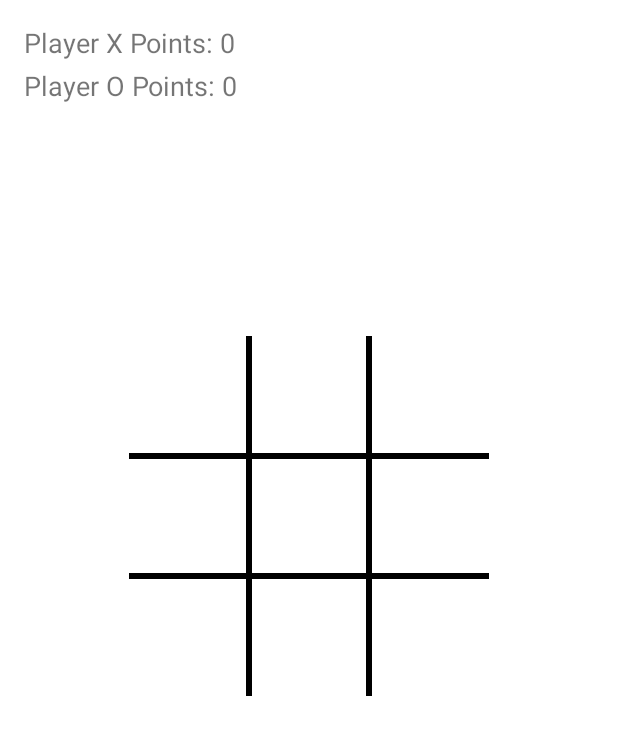
After one commit to k12ms26/3-Tabs, an Android app: the GameActivity screen opened directly, with no data from a screen before it, on a phone screen of 412 x 824 dp. The commit adds this screen. Shown: the top 735 px of the screen. Run offline under Robolectric (Android 15) with nearby library versions, the phone set to English and light mode, and no system bars.

Commit message:
Add TicTacToe

```diff
--- a/app/src/main/AndroidManifest.xml
+++ b/app/src/main/AndroidManifest.xml
@@ -12,7 +12,9 @@
         android:roundIcon="@mipmap/ic_launcher_round"
         android:supportsRtl="true"
         android:theme="@style/Color0">
-        <activity android:name=".SpamActivity"></activity>
+        <activity android:name=".game.GameActivity"></activity>
+        <activity android:name=".game.GameMainActivity" />
+        <activity android:name=".SpamActivity" />
         <activity android:name=".ThemeActivity" />
         <activity android:name=".LanguageActivity" />
         <activity android:name=".ViewPagerActivity" />
--- a/app/src/main/java/com/example/cs496_tabbed/SpamActivity.kt
+++ b/app/src/main/java/com/example/cs496_tabbed/SpamActivity.kt
@@ -31,5 +31,7 @@ class SpamActivity : AppCompatActivity() {
         }
 
         setContentView(R.layout.activity_spam)
+
+
     }
 }
--- /dev/null
+++ b/app/src/main/java/com/example/cs496_tabbed/game/GameActivity.kt
@@ -0,0 +1,147 @@
+package com.example.cs496_tabbed.game
+
+import android.icu.text.Transliterator
+import androidx.appcompat.app.AppCompatActivity
+import android.os.Bundle
+import android.view.View
+import android.widget.Button
+import android.widget.TextView
+import androidx.core.content.ContextCompat
+import com.example.cs496_tabbed.R
+
+class GameActivity : AppCompatActivity() {
+
+    private lateinit var gameManager: GameManager
+    private lateinit var one: TextView
+    private lateinit var two: TextView
+    private lateinit var three: TextView
+    private lateinit var four: TextView
+    private lateinit var five: TextView
+    private lateinit var six: TextView
+    private lateinit var seven: TextView
+    private lateinit var eight: TextView
+    private lateinit var nine: TextView
+    private lateinit var startNewGameButton: Button
+    private lateinit var player1Points: TextView
+    private lateinit var player2Points: TextView
+
+    override fun onCreate(savedInstanceState: Bundle?) {
+        super.onCreate(savedInstanceState)
+        setContentView(R.layout.activity_game)
+
+        gameManager = GameManager()
+
+        one = findViewById(R.id.one)
+        two = findViewById(R.id.two)
+        three = findViewById(R.id.three)
+        four = findViewById(R.id.four)
+        five = findViewById(R.id.five)
+        six = findViewById(R.id.six)
+        seven = findViewById(R.id.seven)
+        eight = findViewById(R.id.eight)
+        nine = findViewById(R.id.nine)
+        startNewGameButton = findViewById(R.id.start_new_game_button)
+        player1Points = findViewById(R.id.player_one_score)
+        player2Points = findViewById(R.id.player_two_score)
+
+        one.setOnClickListener { onBoxClicked(one, Position(0, 0)) }
+        two.setOnClickListener { onBoxClicked(two, Position(0, 1)) }
+        three.setOnClickListener { onBoxClicked(three, Position(0, 2)) }
+        four.setOnClickListener { onBoxClicked(four, Position(1, 0)) }
+        five.setOnClickListener { onBoxClicked(five, Position(1, 1)) }
+        six.setOnClickListener { onBoxClicked(six, Position(1, 2)) }
+        seven.setOnClickListener { onBoxClicked(seven, Position(2, 0)) }
+        eight.setOnClickListener { onBoxClicked(eight, Position(2, 1)) }
+        nine.setOnClickListener { onBoxClicked(nine, Position(2, 2)) }
+
+        startNewGameButton.setOnClickListener {
+            startNewGameButton.visibility = View.GONE
+            gameManager.reset()
+            resetboxes()
+        }
+
+        updatePoints()
+    }
+
+    private fun updatePoints() {
+        player1Points.text = "Player X Points: ${gameManager.player1Points}"
+        player2Points.text = "Player O Points: ${gameManager.player2Points}"
+    }
+
+
+    private fun resetboxes() {
+        one.text = ""
+        two.text = ""
+        three.text = ""
+        four.text = ""
+        five.text = ""
+        six.text = ""
+        seven.text = ""
+        eight.text = ""
+        nine.text = ""
+        one.background = null
+        two.background = null
+        three.background = null
+        four.background = null
+        five.background = null
+        six.background = null
+        seven.background = null
+        eight.background = null
+        nine.background = null
+        one.isEnabled = true
+        two.isEnabled = true
+        three.isEnabled = true
+        four.isEnabled = true
+        five.isEnabled = true
+        six.isEnabled = true
+        seven.isEnabled = true
+        eight.isEnabled = true
+        nine.isEnabled = true
+    }
+
+    private fun onBoxClicked(box: TextView, position: Position) {
+        if (box.text.isEmpty()) {
+            box.text = gameManager.currentPlayerMark
+            val winningLine = gameManager.makeMove(position)
+            if (winningLine != null) {
+                updatePoints()
+                disableBoxes()
+                startNewGameButton.visibility = View.VISIBLE
+                showWinner(winningLine)
+            }
+        }
+    }
+
+    private fun disableBoxes() {
+        one.isEnabled = false
+        two.isEnabled = false
+        three.isEnabled = false
+        four.isEnabled = false
+        five.isEnabled = false
+        six.isEnabled = false
+        seven.isEnabled = false
+        eight.isEnabled = false
+        nine.isEnabled = false
+    }
+
+    private fun showWinner(winningLine: WinningLine) {
+        val (winningBoxes, background) = when (winningLine) {
+            WinningLine.ROW_0 -> Pair(listOf(one, two, three), R.drawable.horizontal_line)
+            WinningLine.ROW_1 -> Pair(listOf(four, five, six), R.drawable.horizontal_line)
+            WinningLine.ROW_2 -> Pair(listOf(seven, eight, nine), R.drawable.horizontal_line)
+            WinningLine.COLUMN_0 -> Pair(listOf(one, four, seven), R.drawable.vertical_line)
+            WinningLine.COLUMN_1 -> Pair(listOf(two, five, eight), R.drawable.vertical_line)
+            WinningLine.COLUMN_2 -> Pair(listOf(three, six, nine), R.drawable.vertical_line)
+            WinningLine.DIAGONAL_LEFT -> Pair(listOf(one, five, nine),
+                R.drawable.left_diagonal_line
+            )
+            WinningLine.DIAGONAL_RIGHT -> Pair(listOf(three, five, seven),
+                R.drawable.right_diagonal_line
+            )
+        }
+
+        winningBoxes.forEach { box ->
+            box.background = ContextCompat.getDrawable(GameActivity@ this, background)
+        }
+    }
+}
--- /dev/null
+++ b/app/src/main/java/com/example/cs496_tabbed/game/Position.kt
@@ -0,0 +1,3 @@
+package com.example.cs496_tabbed.game
+
+data class Position(val row: Int, val column: Int)
--- /dev/null
+++ b/app/src/main/res/drawable/horizontal_line.xml
@@ -0,0 +1,8 @@
+<?xml version="1.0" encoding="utf-8"?>
+<shape android:shape="line"
+    xmlns:android="http://schemas.android.com/apk/res/android">
+
+    <solid android:color="@color/Color1_1"/>
+    <stroke android:width="4dp" android:color="@color/Color1_1"/>
+
+</shape>
--- /dev/null
+++ b/app/src/main/res/drawable/left_diagonal_line.xml
@@ -0,0 +1,13 @@
+<?xml version="1.0" encoding="utf-8"?>
+<rotate xmlns:android="http://schemas.android.com/apk/res/android"
+    android:fromDegrees="45"
+    android:toDegrees="45">
+
+    <shape android:shape="line">
+        <solid android:color="@color/Color1_1" />
+        <stroke
+            android:width="4dp"
+            android:color="@color/Color1_1" />
+    </shape>
+
+</rotate>
--- /dev/null
+++ b/app/src/main/res/drawable/right_diagonal_line.xml
@@ -0,0 +1,13 @@
+<?xml version="1.0" encoding="utf-8"?>
+<rotate xmlns:android="http://schemas.android.com/apk/res/android"
+    android:fromDegrees="135"
+    android:toDegrees="135">
+
+    <shape android:shape="line">
+        <solid android:color="@color/Color1_1" />
+        <stroke
+            android:width="4dp"
+            android:color="@color/Color1_1" />
+    </shape>
+
+</rotate>
--- /dev/null
+++ b/app/src/main/res/drawable/vertical_line.xml
@@ -0,0 +1,13 @@
+<?xml version="1.0" encoding="utf-8"?>
+<rotate xmlns:android="http://schemas.android.com/apk/res/android"
+    android:fromDegrees="90"
+    android:toDegrees="90">
+
+    <shape android:shape="line">
+        <solid android:color="@color/Color1_1" />
+        <stroke
+            android:width="4dp"
+            android:color="@color/Color1_1" />
+    </shape>
+
+</rotate>
--- /dev/null
+++ b/app/src/main/res/layout/activity_game.xml
@@ -0,0 +1,195 @@
+<?xml version="1.0" encoding="utf-8"?>
+<androidx.constraintlayout.widget.ConstraintLayout xmlns:android="http://schemas.android.com/apk/res/android"
+    xmlns:app="http://schemas.android.com/apk/res-auto"
+    xmlns:tools="http://schemas.android.com/tools"
+    android:layout_width="match_parent"
+    android:layout_height="match_parent"
+    android:padding="16dp"
+    tools:context=".game.GameActivity">
+
+    <TextView
+        android:id="@+id/player_one_score"
+        android:layout_width="wrap_content"
+        android:layout_height="wrap_content"
+        android:text="Player 1 Points:"
+        android:textSize="18dp"
+        app:layout_constraintStart_toStartOf="parent"
+        app:layout_constraintTop_toTopOf="parent" />
+
+    <TextView
+        android:id="@+id/player_two_score"
+        android:layout_width="wrap_content"
+        android:layout_height="wrap_content"
+        android:layout_marginTop="4dp"
+        android:text="Player 2 Points:"
+        android:textSize="18dp"
+        app:layout_constraintStart_toStartOf="parent"
+        app:layout_constraintTop_toBottomOf="@id/player_one_score" />
+
+    <View
+        android:id="@+id/view4"
+        android:layout_width="0dp"
+        android:layout_height="4dp"
+        android:background="#000000"
+        app:layout_constraintBottom_toTopOf="@+id/eight"
+        app:layout_constraintEnd_toEndOf="@+id/three"
+        app:layout_constraintStart_toStartOf="@+id/one"
+        app:layout_constraintTop_toTopOf="@+id/eight" />
+
+    <TextView
+        android:id="@+id/nine"
+        android:layout_width="80dp"
+        android:layout_height="80dp"
+        android:gravity="center"
+        android:textColor="#000000"
+        android:textSize="36sp"
+        app:layout_constraintEnd_toEndOf="parent"
+        app:layout_constraintHorizontal_bias="0.5"
+        app:layout_constraintStart_toEndOf="@+id/eight"
+        app:layout_constraintTop_toBottomOf="@+id/six" />
+
+    <TextView
+        android:id="@+id/eight"
+        android:layout_width="80dp"
+        android:layout_height="80dp"
+        android:gravity="center"
+        android:textColor="#000000"
+        android:textSize="36sp"
+        app:layout_constraintEnd_toStartOf="@+id/nine"
+        app:layout_constraintHorizontal_bias="0.5"
+        app:layout_constraintStart_toEndOf="@+id/seven"
+        app:layout_constraintTop_toBottomOf="@+id/five" />
+
+    <TextView
+        android:id="@+id/four"
+        android:layout_width="80dp"
+        android:layout_height="80dp"
+        android:gravity="center"
+        android:textColor="#000000"
+        android:textSize="36sp"
+        app:layout_constraintEnd_toStartOf="@+id/five"
+        app:layout_constraintHorizontal_bias="0.5"
+        app:layout_constraintHorizontal_chainStyle="packed"
+        app:layout_constraintStart_toStartOf="parent"
+        app:layout_constraintTop_toBottomOf="@+id/one" />
+
+    <TextView
+        android:id="@+id/seven"
+        android:layout_width="80dp"
+        android:layout_height="80dp"
+        android:gravity="center"
+        android:textColor="#000000"
+        android:textSize="36sp"
+        app:layout_constraintEnd_toStartOf="@+id/eight"
+        app:layout_constraintHorizontal_bias="0.5"
+        app:layout_constraintHorizontal_chainStyle="packed"
+        app:layout_constraintStart_toStartOf="parent"
+        app:layout_constraintTop_toBottomOf="@+id/four" />
+
+    <TextView
+        android:id="@+id/one"
+        android:layout_width="80dp"
+        android:layout_height="80dp"
+        android:layout_marginTop="208dp"
+        android:gravity="center"
+        android:textColor="#000000"
+        android:textSize="36sp"
+        app:layout_constraintEnd_toStartOf="@+id/two"
+        app:layout_constraintHorizontal_bias="0.5"
+        app:layout_constraintHorizontal_chainStyle="packed"
+        app:layout_constraintStart_toStartOf="parent"
+        app:layout_constraintTop_toTopOf="parent" />
+
+    <TextView
+        android:id="@+id/two"
+        android:layout_width="80dp"
+        android:layout_height="80dp"
+        android:layout_marginTop="208dp"
+        android:gravity="center"
+        android:textColor="#000000"
+        android:textSize="36sp"
+        app:layout_constraintEnd_toStartOf="@+id/three"
+        app:layout_constraintHorizontal_bias="0.5"
+        app:layout_constraintStart_toEndOf="@+id/one"
+        app:layout_constraintTop_toTopOf="parent" />
+
+    <TextView
+        android:id="@+id/three"
+        android:layout_width="80dp"
+        android:layout_height="80dp"
+        android:layout_marginTop="208dp"
+        android:gravity="center"
+        android:textColor="#000000"
+        android:textSize="36sp"
+        app:layout_constraintEnd_toEndOf="parent"
+        app:layout_constraintHorizontal_bias="0.5"
+        app:layout_constraintStart_toEndOf="@+id/two"
+        app:layout_constraintTop_toTopOf="parent" />
+
+    <TextView
+        android:id="@+id/six"
+        android:layout_width="80dp"
+        android:layout_height="80dp"
+        android:gravity="center"
+        android:textColor="#000000"
+        android:textSize="36sp"
+        app:layout_constraintEnd_toEndOf="parent"
+        app:layout_constraintHorizontal_bias="0.5"
+        app:layout_constraintStart_toEndOf="@+id/five"
+        app:layout_constraintTop_toBottomOf="@+id/three" />
+
+    <TextView
+        android:id="@+id/five"
+        android:layout_width="80dp"
+        android:layout_height="80dp"
+        android:gravity="center"
+        android:textColor="#000000"
+        android:textSize="36sp"
+        app:layout_constraintEnd_toStartOf="@+id/six"
+        app:layout_constraintHorizontal_bias="0.5"
+        app:layout_constraintStart_toEndOf="@+id/four"
+        app:layout_constraintTop_toBottomOf="@+id/two" />
+
+    <View
+        android:id="@+id/view"
+        android:layout_width="4dp"
+        android:layout_height="0dp"
+        android:background="#000000"
+        app:layout_constraintBottom_toBottomOf="@+id/seven"
+        app:layout_constraintEnd_toStartOf="@+id/two"
+        app:layout_constraintStart_toEndOf="@+id/one"
+        app:layout_constraintTop_toTopOf="@+id/one" />
+
+    <View
+        android:id="@+id/view2"
+        android:layout_width="4dp"
+        android:layout_height="0dp"
+        android:background="#000000"
+        app:layout_constraintBottom_toBottomOf="@+id/seven"
+        app:layout_constraintEnd_toStartOf="@+id/three"
+        app:layout_constraintStart_toEndOf="@+id/two"
+        app:layout_constraintTop_toTopOf="@+id/one" />
+
+    <View
+        android:id="@+id/view3"
+        android:layout_width="0dp"
+        android:layout_height="4dp"
+        android:background="#000000"
+        app:layout_constraintBottom_toBottomOf="@+id/two"
+        app:layout_constraintEnd_toEndOf="@+id/three"
+        app:layout_constraintStart_toStartOf="@+id/one"
+        app:layout_constraintTop_toBottomOf="@+id/two" />
+
+
+    <Button
+        android:id="@+id/start_new_game_button"
+        android:layout_width="wrap_content"
+        android:layout_height="wrap_content"
+        android:layout_marginTop="16dp"
+        android:text="Start new game"
+        android:visibility="gone"
+        app:layout_constraintEnd_toEndOf="parent"
+        app:layout_constraintStart_toStartOf="parent"
+        app:layout_constraintTop_toBottomOf="@id/eight" />
+
+</androidx.constraintlayout.widget.ConstraintLayout>
--- a/app/src/main/res/layout/activity_main.xml
+++ b/app/src/main/res/layout/activity_main.xml
@@ -33,6 +33,7 @@
             app:tabInlineLabel="true"
             app:tabTextColor="@android:color/white"
             app:tabRippleColor="@color/black"
+            app:tabIndicatorColor="@color/black"
             app:tabSelectedTextColor="@android:color/black"/>
 
     </com.google.android.material.appbar.AppBarLayout>
--- a/app/src/main/res/values/strings.xml
+++ b/app/src/main/res/values/strings.xml
@@ -71,6 +71,12 @@
     <string name="theme_Esp_8">Galería</string>
     <string name="theme_Esp_9">Ajustes</string>
 
+    <string name="game_eng">Tic Tac Toe</string>
+    <string name="game_kor">틱택토</string>
+    <string name="game_chi">井字游戏</string>
+    <string name="game_fra">Jeu de Morpion</string>
+    <string name="game_esp">Tres en Línea</string>
+
 
     <!-- TODO: Remove or change this placeholder text -->
     <string name="hello_blank_fragment">Hello blank fragment</string>
```
Also changed, not shown: app/src/main/java/com/example/cs496_tabbed/SettingsActivity.kt (+11 -6 lines), app/src/main/java/com/example/cs496_tabbed/game/GameMainActivity.kt (added, +27 -0 lines), app/src/main/java/com/example/cs496_tabbed/game/GameManager.kt (added, +87 -0 lines), app/src/main/java/com/example/cs496_tabbed/game/WinningLine.kt (added, +12 -0 lines), app/src/main/res/layout/activity_game_main.xml (added, +30 -0 lines).
